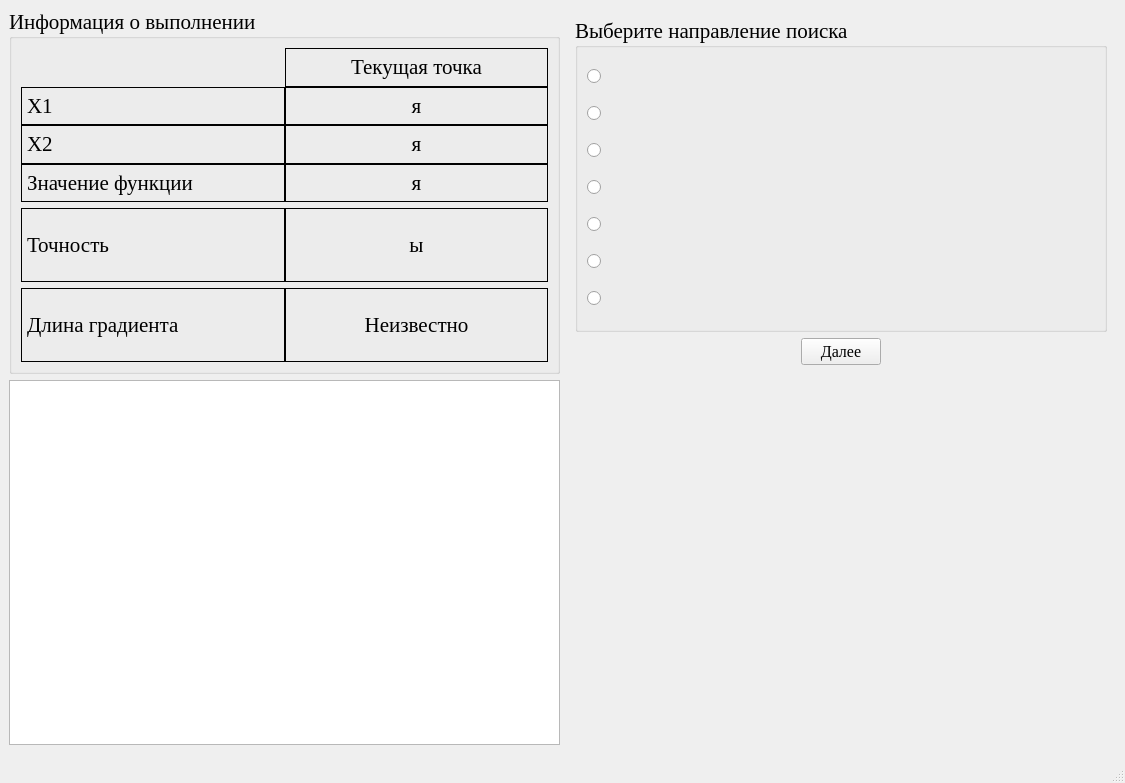
First picture: the form in optimizationmethods/ui/NotWen.ui, repository Eliminationzx/optimizationmethods, before the edit.
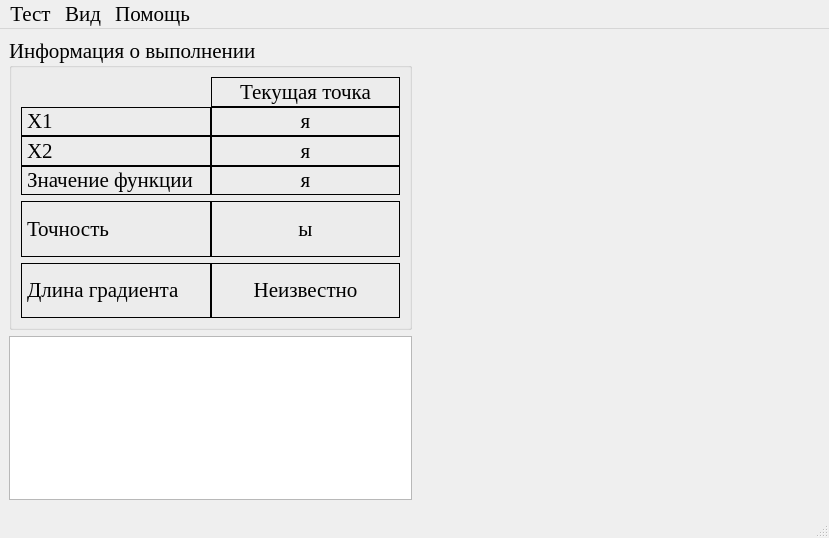
Second picture: the form after the edit. The open tabs and pages were chosen to show the change. Icons and pictures are not drawn.

```diff
--- a/optimizationmethods/ui/NotWen.ui
+++ b/optimizationmethods/ui/NotWen.ui
@@ -9,8 +9,8 @@
    <rect>
     <x>0</x>
     <y>0</y>
-    <width>1125</width>
-    <height>783</height>
+    <width>829</width>
+    <height>538</height>
    </rect>
   </property>
   <property name="font">
@@ -1001,6 +1001,7 @@
         </item>
        </layout>
       </widget>
+      <widget class="QWidget" name="blank"/>
      </widget>
     </item>
     <item row="1" column="0">
@@ -1019,10 +1020,33 @@
     <rect>
      <x>0</x>
      <y>0</y>
-     <width>1125</width>
+     <width>829</width>
      <height>23</height>
     </rect>
    </property>
+   <widget class="QMenu" name="menu">
+    <property name="title">
+     <string>Тест</string>
+    </property>
+    <addaction name="recomenc_acn"/>
+    <addaction name="separator"/>
+    <addaction name="exit"/>
+   </widget>
+   <widget class="QMenu" name="menu_2">
+    <property name="title">
+     <string>Вид</string>
+    </property>
+    <addaction name="difiniFonto_act"/>
+   </widget>
+   <widget class="QMenu" name="menu_3">
+    <property name="title">
+     <string>Помощь</string>
+    </property>
+    <addaction name="helpo_action"/>
+   </widget>
+   <addaction name="menu"/>
+   <addaction name="menu_2"/>
+   <addaction name="menu_3"/>
   </widget>
   <widget class="QStatusBar" name="statusbar"/>
  </widget>
```
Left out of the diff: 20 changed lines with no effect on the pictures.
